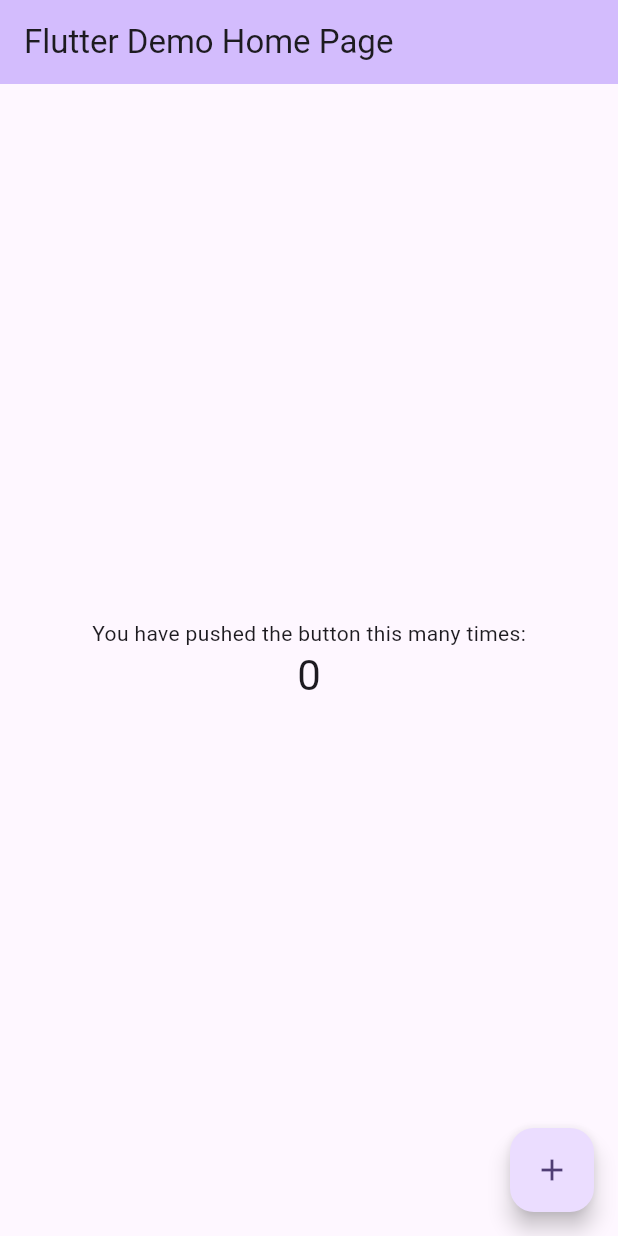
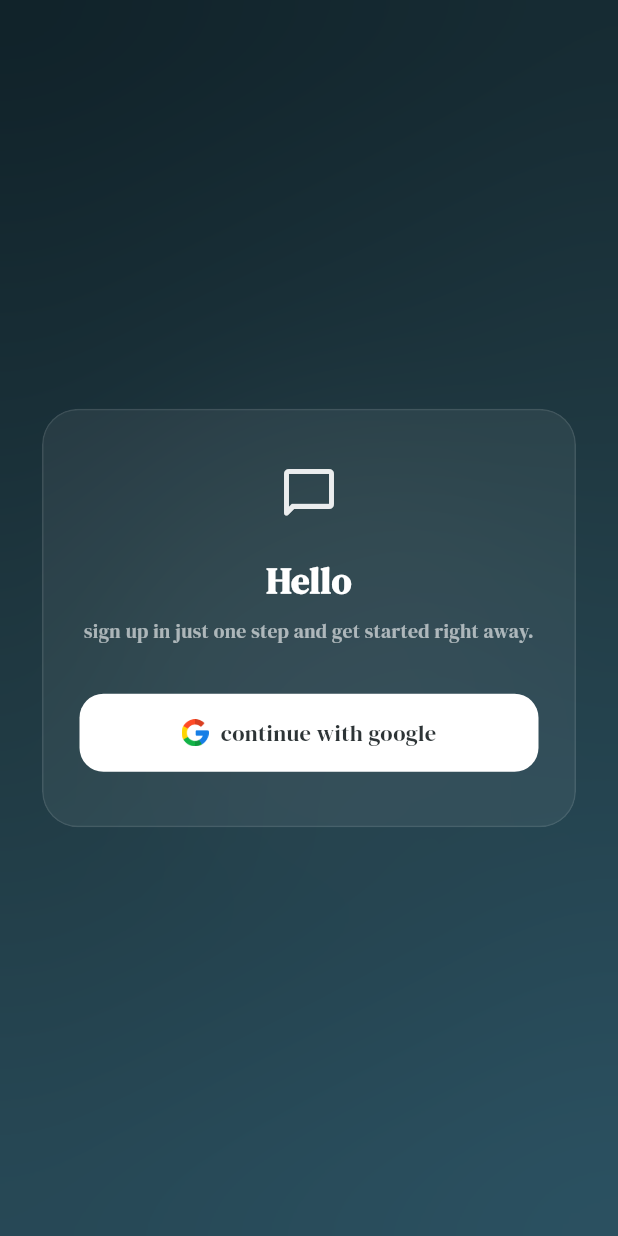
Before and after one commit to ahmedattia77/flutter_firebase_chat_app, a Flutter app: the screen it shows after launch, on a phone screen of 412 x 824 dp. Run offline on Flutter 3.47's test engine with Material 3 defaults, Android fonts, the light colour scheme and no system bars; our stand-ins replace bloc, cloud_firestore, firebase_auth, firebase_core, flutter_bloc, google_sign_in; accounts and stored records are empty.

Commit message:
add sign in with google

```diff
--- /dev/null
+++ b/lib/core/firebase_helper/fire_base_init.dart
@@ -0,0 +1,15 @@
+import 'package:cloud_firestore/cloud_firestore.dart';
+import 'package:firebase_auth/firebase_auth.dart';
+import 'package:google_sign_in/google_sign_in.dart';
+
+class FireBaseInit {
+  static final FirebaseAuth auth = FirebaseAuth.instance;
+  static final FirebaseFirestore firestore = FirebaseFirestore.instance;
+  static final GoogleSignIn googleSignIn = GoogleSignIn.instance;
+  static Future<void> initialize() async {
+    await googleSignIn.initialize(
+      serverClientId:
+          '856067300700-2g2dln70alkoiaek9ucoisdep146gsmp.apps.googleusercontent.com',
+    );
+  }
+}
--- /dev/null
+++ b/lib/core/routing/app_router.dart
@@ -0,0 +1,36 @@
+import 'package:firebase_auth/firebase_auth.dart';
+import 'package:flutter/material.dart';
+import 'package:flutter_firebase_chat_app/features/athu/presentation/cubit/auth_cubit.dart';
+import 'package:flutter_firebase_chat_app/features/athu/presentation/ui/pages/auth_screen.dart';
+import 'package:flutter_bloc/flutter_bloc.dart';
+
+class AppRouter {
+  static Route onGenerateRoute(RouteSettings settings) {
+    switch (settings.name) {
+      case '/':
+        return MaterialPageRoute(
+          builder: (_) => StreamBuilder<User?>(
+            stream: FirebaseAuth.instance.authStateChanges(),
+            builder: (context, snapshot) {
+              if (snapshot.connectionState == ConnectionState.waiting) {
+                return const Scaffold(
+                  body: Center(child: CircularProgressIndicator()),
+                );
+              }
+              if (snapshot.hasData && snapshot.data != null) {
+                return const Scaffold(body: Center(child: Text('Home ...')));
+              }
+
+              return BlocProvider(
+                create: (context) => AuthCubit(),
+                child: const AuthScreen(),
+              );
+            },
+          ),
+        );
+
+      default:
+        return MaterialPageRoute(builder: (context) => Text('page not found'));
+    }
+  }
+}
--- /dev/null
+++ b/lib/core/theme/app_colors.dart
@@ -0,0 +1,19 @@
+import 'package:flutter/material.dart';
+
+abstract class AppColors {
+  static const Color gradientStart = Color(0xFF0F2027);
+  static const Color gradientMiddle = Color(0xFF203A43);
+  static const Color gradientEnd = Color(0xFF2C5364);
+
+  static const Color darkText = Color(0xFF2D3436);
+
+  static const Color white = Colors.white;
+  static Color glassBackground = Colors.white.withValues(alpha: 0.06);
+  static Color glassBorder = Colors.white.withValues(alpha: 0.1);
+  static Color circleOverlay = Colors.white.withValues(alpha: 0.03);
+  static Color subTitleText = Colors.white.withValues(alpha: 0.6);
+  static Color iconColor = Colors.white.withValues(alpha: 0.9);
+
+  static const Color error = Colors.redAccent;
+  static const Color transparent = Colors.transparent;
+}
--- /dev/null
+++ b/lib/features/athu/presentation/cubit/auth_state.dart
@@ -0,0 +1,18 @@
+part of 'auth_cubit.dart';
+
+@immutable
+sealed class AuthState {}
+
+final class AuthInitial extends AuthState {}
+
+final class AuthLoading extends AuthState {}
+
+final class AuthSuccess extends AuthState {
+  final String userId;
+  AuthSuccess(this.userId);
+}
+
+final class AuthError extends AuthState {
+  final String message;
+  AuthError(this.message);
+}
--- /dev/null
+++ b/lib/features/athu/presentation/ui/pages/auth_screen.dart
@@ -0,0 +1,14 @@
+import 'package:flutter/material.dart';
+import 'package:flutter_firebase_chat_app/features/athu/presentation/ui/widgets/auth_card.dart';
+import 'package:flutter_firebase_chat_app/features/athu/presentation/ui/widgets/background_gradient.dart';
+
+class AuthScreen extends StatelessWidget {
+  const AuthScreen({super.key});
+
+  @override
+  Widget build(BuildContext context) {
+    return const Scaffold(
+      body: Stack(children: [BackgroundGradient(), AuthCard()]),
+    );
+  }
+}
--- /dev/null
+++ b/lib/features/athu/presentation/ui/widgets/auth_card.dart
@@ -0,0 +1,83 @@
+import 'package:flutter/material.dart';
+import 'package:flutter_bloc/flutter_bloc.dart';
+import 'package:flutter_firebase_chat_app/core/theme/app_colors.dart';
+import 'package:flutter_firebase_chat_app/features/athu/presentation/cubit/auth_cubit.dart';
+import 'package:flutter_firebase_chat_app/features/athu/presentation/ui/widgets/google_signIn_button.dart';
+
+class AuthCard extends StatelessWidget {
+  const AuthCard({super.key});
+
+  @override
+  Widget build(BuildContext context) {
+    return Center(
+      child: Padding(
+        padding: const EdgeInsets.symmetric(horizontal: 28.0),
+        child: ClipRRect(
+          borderRadius: BorderRadius.circular(24),
+          child: Container(
+            padding: const EdgeInsets.symmetric(horizontal: 24, vertical: 36),
+            decoration: BoxDecoration(
+              color: AppColors.glassBackground,
+              borderRadius: BorderRadius.circular(24),
+              border: Border.all(color: AppColors.glassBorder, width: 1),
+            ),
+            child: BlocConsumer<AuthCubit, AuthState>(
+              listener: (context, state) {
+                if (state is AuthSuccess) {
+                  Navigator.pushReplacementNamed(context, '/home');
+                } else if (state is AuthError) {
+                  ScaffoldMessenger.of(context).showSnackBar(
+                    SnackBar(
+                      content: Text(state.message),
+                      backgroundColor: AppColors.error,
+                    ),
+                  );
+                }
+              },
+              builder: (context, state) {
+                final isLoading = state is AuthLoading;
+
+                return Column(
+                  mainAxisSize: MainAxisSize.min,
+                  children: [
+                    Icon(
+                      Icons.chat_bubble_outline_rounded,
+                      size: 40,
+                      color: AppColors.iconColor,
+                    ),
+                    const SizedBox(height: 20),
+                    const Text(
+                      "Hello",
+                      style: TextStyle(
+                        fontSize: 24,
+                        fontWeight: FontWeight.w600,
+                        color: AppColors.white,
+                        letterSpacing: 0.5,
+                      ),
+                    ),
+                    const SizedBox(height: 8),
+                    Text(
+                      "sign up in just one step and get started right away.",
+                      textAlign: TextAlign.center,
+                      style: TextStyle(
+                        fontSize: 13,
+                        color: AppColors.subTitleText,
+                      ),
+                    ),
+                    const SizedBox(height: 32),
+                    GoogleSignInButton(
+                      isLoading: isLoading,
+                      onTap: () {
+                        context.read<AuthCubit>().signInWithGoogle();
+                      },
+                    ),
+                  ],
+                );
+              },
+            ),
+          ),
+        ),
+      ),
+    );
+  }
+}
--- /dev/null
+++ b/lib/features/athu/presentation/ui/widgets/background_gradient.dart
@@ -0,0 +1,43 @@
+import 'dart:ui';
+import 'package:flutter/material.dart';
+import 'package:flutter_firebase_chat_app/core/theme/app_colors.dart';
+
+class BackgroundGradient extends StatelessWidget {
+  const BackgroundGradient({super.key});
+
+  @override
+  Widget build(BuildContext context) {
+    return Stack(
+      children: [
+        Container(
+          decoration: const BoxDecoration(
+            gradient: LinearGradient(
+              begin: Alignment.topLeft,
+              end: Alignment.bottomRight,
+              colors: [
+                AppColors.gradientStart,
+                AppColors.gradientMiddle,
+                AppColors.gradientEnd,
+              ],
+            ),
+          ),
+        ),
+        Align(
+          alignment: Alignment.center,
+          child: Container(
+            width: 280,
+            height: 280,
+            decoration: BoxDecoration(
+              shape: BoxShape.circle,
+              color: AppColors.circleOverlay,
+            ),
+          ),
+        ),
+        BackdropFilter(
+          filter: ImageFilter.blur(sigmaX: 50, sigmaY: 50),
+          child: Container(color: AppColors.transparent),
+        ),
+      ],
+    );
+  }
+}
--- /dev/null
+++ b/lib/features/athu/presentation/ui/widgets/google_signIn_button.dart
@@ -0,0 +1,58 @@
+import 'package:flutter/material.dart';
+import 'package:flutter_firebase_chat_app/core/theme/app_colors.dart';
+
+class GoogleSignInButton extends StatelessWidget {
+  final bool isLoading;
+  final VoidCallback onTap;
+
+  const GoogleSignInButton({
+    super.key,
+    required this.isLoading,
+    required this.onTap,
+  });
+
+  @override
+  Widget build(BuildContext context) {
+    return InkWell(
+      onTap: isLoading ? null : onTap,
+      borderRadius: BorderRadius.circular(16),
+      child: Container(
+        height: 52,
+        decoration: BoxDecoration(
+          color: AppColors.white,
+          borderRadius: BorderRadius.circular(16),
+        ),
+        child: isLoading
+            ? const Center(
+                child: SizedBox(
+                  height: 24,
+                  width: 24,
+                  child: CircularProgressIndicator(
+                    strokeWidth: 2.5,
+                    color: AppColors.darkText,
+                  ),
+                ),
+              )
+            : Row(
+                mainAxisAlignment: MainAxisAlignment.center,
+                children: [
+                  Image.asset(
+                    'assets/images/google.png',
+                    width: 18,
+                    height: 18,
+                  ),
+                  const SizedBox(width: 8),
+                  const Text(
+                    "continue with google",
+                    style: TextStyle(
+                      fontSize: 15,
+                      fontWeight: FontWeight.w500,
+                      color: AppColors.darkText,
+                    ),
+                  ),
+                ],
+              ),
+      ),
+    );
+  }
+}
--- /dev/null
+++ b/lib/features/home/presentation/cubit/home_state.dart
@@ -0,0 +1,6 @@
+part of 'home_cubit.dart';
+
+@immutable
+sealed class HomeState {}
+
+final class HomeInitial extends HomeState {}
--- a/lib/main.dart
+++ b/lib/main.dart
@@ -1,122 +1,30 @@
+import 'package:firebase_core/firebase_core.dart';
 import 'package:flutter/material.dart';
+import 'package:flutter_firebase_chat_app/core/firebase_helper/fire_base_init.dart';
+import 'package:flutter_firebase_chat_app/core/routing/app_router.dart';
+import 'package:flutter_firebase_chat_app/firebase_options.dart';
 
-void main() {
+void main() async {
+  WidgetsFlutterBinding.ensureInitialized();
+  await Firebase.initializeApp(options: DefaultFirebaseOptions.currentPlatform);
+  FireBaseInit.initialize();
   runApp(const MyApp());
 }
 
 class MyApp extends StatelessWidget {
   const MyApp({super.key});
 
-  // This widget is the root of your application.
   @override
   Widget build(BuildContext context) {
     return MaterialApp(
-      title: 'Flutter Demo',
+      debugShowCheckedModeBanner: false,
+      title: 'chatapp Demo',
       theme: ThemeData(
-        // This is the theme of your application.
-        //
-        // TRY THIS: Try running your application with "flutter run". You'll see
-        // the application has a purple toolbar. Then, without quitting the app,
-        // try changing the seedColor in the colorScheme below to Colors.green
-        // and then invoke "hot reload" (save your changes or press the "hot
-        // reload" button in a Flutter-supported IDE, or press "r" if you used
-        // the command line to start the app).
-        //
-        // Notice that the counter didn't reset back to zero; the application
-        // state is not lost during the reload. To reset the state, use hot
-        // restart instead.
-        //
-        // This works for code too, not just values: Most code changes can be
-        // tested with just a hot reload.
-        colorScheme: .fromSeed(seedColor: Colors.deepPurple),
+        fontFamily: 'DM',
+        colorScheme: .fromSeed(seedColor: Colors.orangeAccent),
       ),
-      home: const MyHomePage(title: 'Flutter Demo Home Page'),
+      initialRoute: '/',
+      onGenerateRoute: (settings) => AppRouter.onGenerateRoute(settings),
     );
   }
 }
-
-class MyHomePage extends StatefulWidget {
-  const MyHomePage({super.key, required this.title});
-
-  // This widget is the home page of your application. It is stateful, meaning
-  // that it has a State object (defined below) that contains fields that affect
-  // how it looks.
-
-  // This class is the configuration for the state. It holds the values (in this
-  // case the title) provided by the parent (in this case the App widget) and
-  // used by the build method of the State. Fields in a Widget subclass are
-  // always marked "final".
-
-  final String title;
-
-  @override
-  State<MyHomePage> createState() => _MyHomePageState();
-}
-
-class _MyHomePageState extends State<MyHomePage> {
-  int _counter = 0;
-
-  void _incrementCounter() {
-    setState(() {
-      // This call to setState tells the Flutter framework that something has
-      // changed in this State, which causes it to rerun the build method below
-      // so that the display can reflect the updated values. If we changed
-      // _counter without calling setState(), then the build method would not be
-      // called again, and so nothing would appear to happen.
-      _counter++;
-    });
-  }
-
-  @override
-  Widget build(BuildContext context) {
-    // This method is rerun every time setState is called, for instance as done
-    // by the _incrementCounter method above.
-    //
-    // The Flutter framework has been optimized to make rerunning build methods
-    // fast, so that you can just rebuild anything that needs updating rather
-    // than having to individually change instances of widgets.
-    return Scaffold(
-      appBar: AppBar(
-        // TRY THIS: Try changing the color here to a specific color (to
-        // Colors.amber, perhaps?) and trigger a hot reload to see the AppBar
-        // change color while the other colors stay the same.
-        backgroundColor: Theme.of(context).colorScheme.inversePrimary,
-        // Here we take the value from the MyHomePage object that was created by
-        // the App.build method, and use it to set our appbar title.
-        title: Text(widget.title),
-      ),
-      body: Center(
-        // Center is a layout widget. It takes a single child and positions it
-        // in the middle of the parent.
-        child: Column(
-          // Column is also a layout widget. It takes a list of children and
-          // arranges them vertically. By default, it sizes itself to fit its
-          // children horizontally, and tries to be as tall as its parent.
-          //
-          // Column has various properties to control how it sizes itself and
-          // how it positions its children. Here we use mainAxisAlignment to
-          // center the children vertically; the main axis here is the vertical
-          // axis because Columns are vertical (the cross axis would be
-          // horizontal).
-          //
-          // TRY THIS: Invoke "debug painting" (choose the "Toggle Debug Paint"
-          // action in the IDE, or press "p" in the console), to see the
-          // wireframe for each widget.
-          mainAxisAlignment: .center,
-          children: [
-            const Text('You have pushed the button this many times:'),
-            Text(
-              '$_counter',
-              style: Theme.of(context).textTheme.headlineMedium,
-            ),
-          ],
-        ),
-      ),
-      floatingActionButton: FloatingActionButton(
-        onPressed: _incrementCounter,
-        tooltip: 'Increment',
-        child: const Icon(Icons.add),
-      ),
-    );
-  }
-}
```
Also changed, not shown: lib/core/routing/app_routes.dart (added, +7 -0 lines), lib/features/athu/presentation/cubit/auth_cubit.dart (added, +58 -0 lines), lib/features/home/presentation/cubit/home_cubit.dart (added, +8 -0 lines), pubspec.yaml (+12 -9 lines), assets/fonts/DMSerifDisplay-Italic.ttf (added), assets/fonts/DMSerifDisplay-Regular.ttf (added), assets/images/google.png (added), firebase.json (added), lib/firebase_options.dart (added), pubspec.lock, 6 other files.
